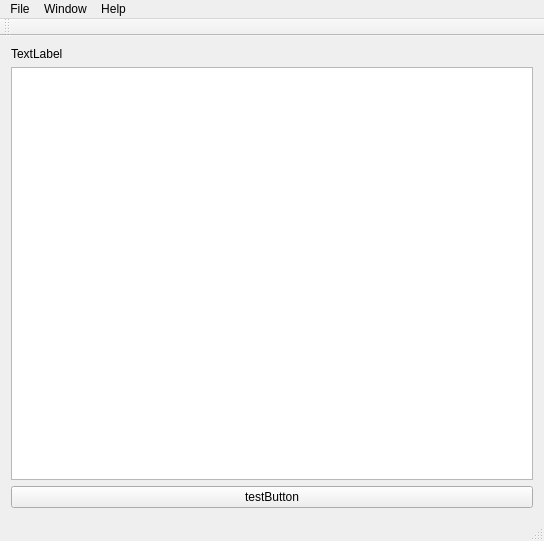
j71200/DentistHelper, file mainwindow.ui: the form before one commit.
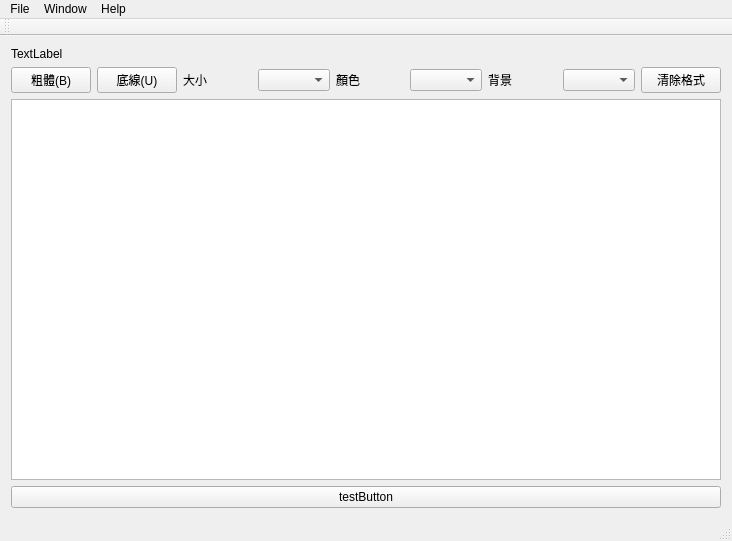
The form after the commit.

What changed in the file:
```diff
--- a/mainwindow.ui
+++ b/mainwindow.ui
@@ -6,7 +6,7 @@
    <rect>
     <x>0</x>
     <y>0</y>
-    <width>544</width>
+    <width>732</width>
     <height>541</height>
    </rect>
   </property>
@@ -22,6 +22,61 @@
       </property>
      </widget>
     </item>
+    <item>
+     <layout class="QHBoxLayout" name="horizontalLayout">
+      <item>
+       <widget class="QPushButton" name="boldButton">
+        <property name="text">
+         <string>粗體(B)</string>
+        </property>
+       </widget>
+      </item>
+      <item>
+       <widget class="QPushButton" name="underlineButton">
+        <property name="text">
+         <string>底線(U)</string>
+        </property>
+       </widget>
+      </item>
+      <item>
+       <widget class="QLabel" name="textSizeLabel">
+        <property name="text">
+         <string>大小</string>
+        </property>
+       </widget>
+      </item>
+      <item>
+       <widget class="QComboBox" name="textSizeComboBox"/>
+      </item>
+      <item>
+       <widget class="QLabel" name="textColorLabel">
+        <property name="text">
+         <string>顏色</string>
+        </property>
+       </widget>
+      </item>
+      <item>
+       <widget class="QComboBox" name="textColorComboBox"/>
+      </item>
+      <item>
+       <widget class="QLabel" name="textBackgroundLabel">
+        <property name="text">
+         <string>背景</string>
+        </property>
+       </widget>
+      </item>
+      <item>
+       <widget class="QComboBox" name="textBgComboBox"/>
+      </item>
+      <item>
+       <widget class="QPushButton" name="resetFontButton">
+        <property name="text">
+         <string>清除格式</string>
+        </property>
+       </widget>
+      </item>
+     </layout>
+    </item>
     <item>
      <widget class="QTextEdit" name="noteTextEdit"/>
     </item>
@@ -39,7 +94,7 @@
     <rect>
      <x>0</x>
      <y>0</y>
-     <width>544</width>
+     <width>732</width>
      <height>22</height>
     </rect>
    </property>
```
